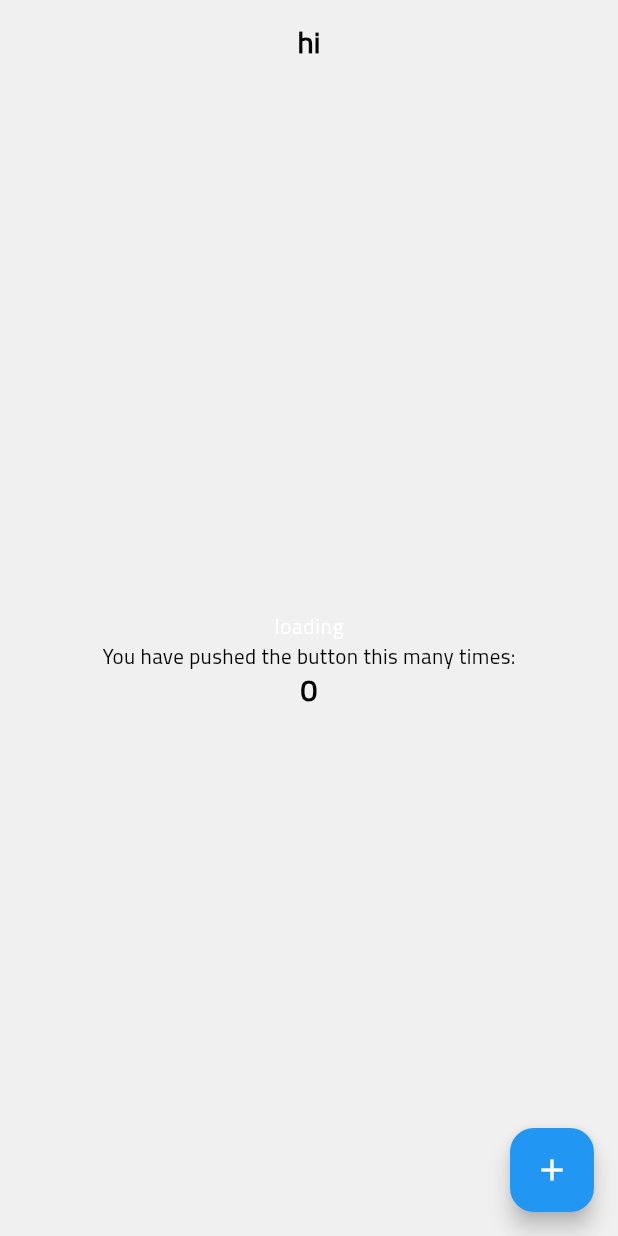
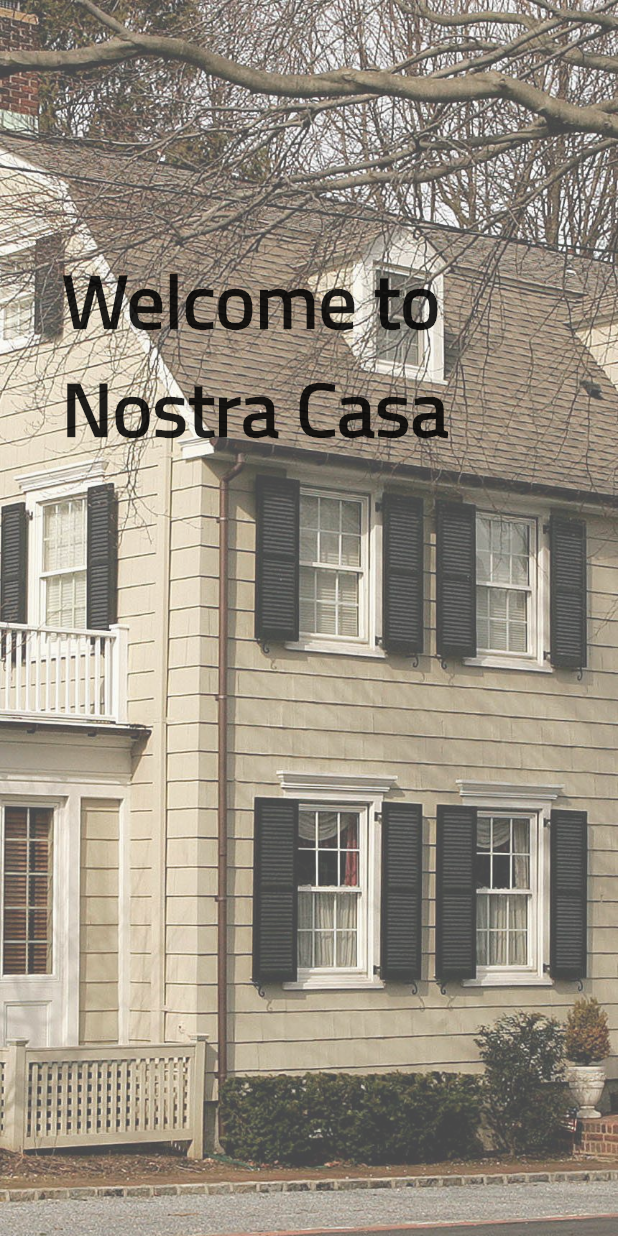
Before and after one commit to ihsan-git-1/Nostra-Casa-Real-Estate, a Flutter app: the screen it shows after launch, on a phone screen of 412 x 824 dp. Run offline on Flutter 3.47's test engine with Material 2 defaults, Android fonts, the phone set to English and light mode, and no system bars; our stand-ins replace bloc, equatable, flutter_bloc, flutter_svg; project files that could hold a hidden picture were left out.

Commit message:
policy screen

```diff
--- /dev/null
+++ b/lib/presentation/welcome/welcome.dart
@@ -0,0 +1,61 @@
+import 'package:flutter/material.dart';
+import 'package:flutter_bloc/flutter_bloc.dart';
+import 'package:nostra_casa/data/models/contact_info_model.dart';
+import 'package:nostra_casa/utility/enums.dart';
+
+import '../../business_logic/get_bloc/get_bloc.dart';
+import '../../utility/app_routes.dart';
+
+
+class Welcome extends StatefulWidget {
+  const Welcome({super.key, required this.title});
+
+  final String title;
+
+
+  @override
+  State<Welcome> createState() => _WelcomeState();
+}
+
+class _WelcomeState extends State<Welcome> {
+  @override
+  Widget build(BuildContext context) {
+    final screenSize = MediaQuery.of(context).size;
+    final screenWidth = screenSize.width;
+    final screenHeight = screenSize.height;
+    return BlocProvider(
+      create: (context) => GetBloc()..add(GetRequestApiEvent(getRequestType: GetRequestType.contactInfo)),
+
+      child: SafeArea(
+        child: Scaffold(
+          body: Stack(
+            children: [
+
+              Opacity(
+                opacity: 0.7,
+                child: Container(
+                  decoration: BoxDecoration(
+                    image: DecorationImage(
+                      image: AssetImage("assets/images/home.jpg"),
+                      fit: BoxFit.cover,
+                    ),
+                  ),
+                ),
+              ),
+            Padding(
+                padding:  EdgeInsets.only(left: screenWidth*0.1,top: screenHeight*0.2),
+                child: GestureDetector(
+                  onTap: (){
+                    Navigator.of(context).pushNamed(AppRoutes.policy);
+                  },
+                  child: Text('Welcome to Nostra Casa',style: TextStyle(color: Colors.black87,fontSize: 50,fontWeight: FontWeight.bold,
+                    fontFamily: "Cairo",),),
+                ),
+              )
+            ],
+          ),
+        ),
+      ),
+    );
+  }
+}
--- a/lib/utility/app_router.dart
+++ b/lib/utility/app_router.dart
@@ -1,5 +1,7 @@
 import 'package:flutter/material.dart';
+import 'package:nostra_casa/presentation/welcome/welcome.dart';
 import '../presentation/home.dart';
+import '../presentation/policy.dart';
 import 'app_routes.dart';
 
 
@@ -9,9 +11,10 @@ class AppRouter {
     return MaterialPageRoute(builder: (context) {
 
       switch (settings.name) {
-
-        case AppRoutes.home:
-          return const MyHomePage(title: 'hi');
+        case AppRoutes.welcome:
+          return const Welcome(title: 'welcome');
+        case AppRoutes.policy:
+          return  Policy(title: 'Usage and Privacy Policy');
 
         default:
           return const Scaffold(
@@ -25,4 +28,6 @@ class AppRouter {
       }
     });
   }
+
+
 }
--- a/lib/utility/app_routes.dart
+++ b/lib/utility/app_routes.dart
@@ -2,6 +2,9 @@
 
 class AppRoutes {
 
-  static const String home ="/";
+  static const String welcome ="/";
+  static const String policy ="/policy";
+
+
 
 }
```
Also changed, not shown: lib/presentation/global_widgets/custom_check_box.dart (added, +41 -0 lines), lib/presentation/global_widgets/custom_elevated_button.dart (added, +39 -0 lines), lib/presentation/policy.dart (added, +85 -0 lines), assets/images/home.jpg (added).
